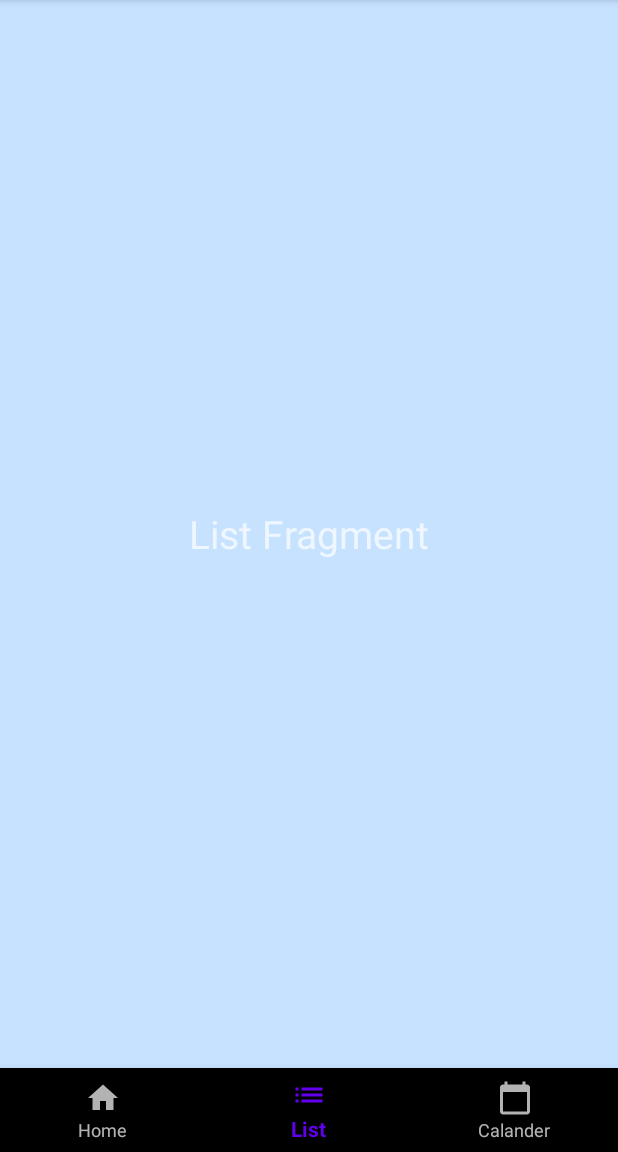
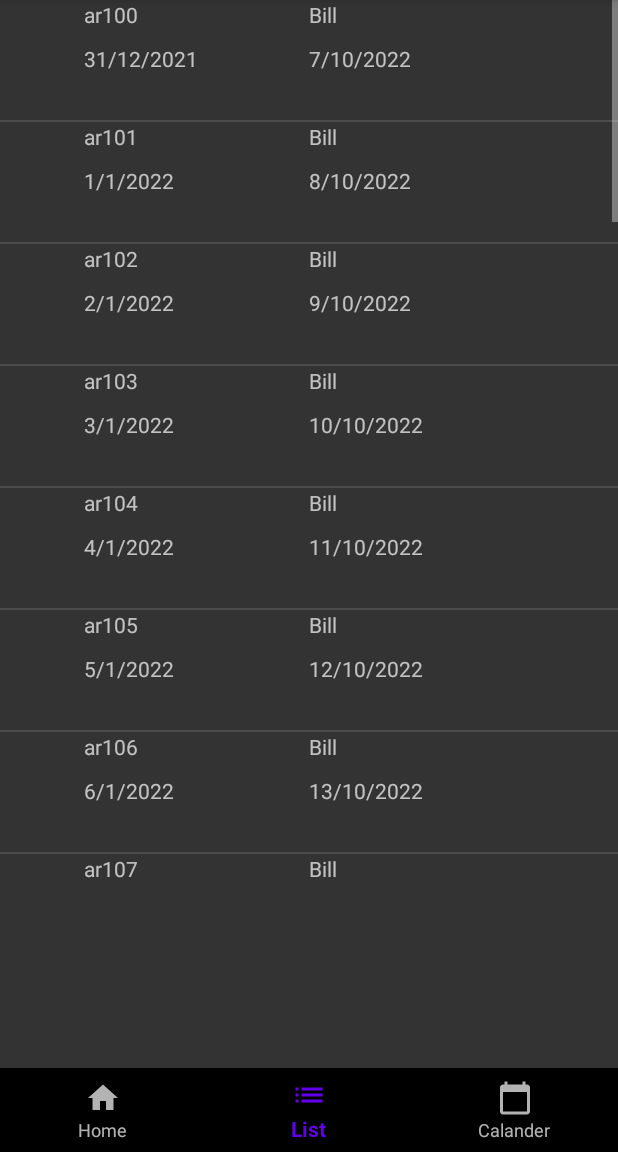
Before and after one commit to andrew-of-ulster/GestationApp, an Android app: the screen it shows after launch (MainActivity), item 2 of the bottom bar chosen, on a phone screen of 412 x 824 dp, the part 84-1236 px from its top. Run offline under Robolectric (Android 15) with nearby library versions, the phone set to English and light mode, and no system bars.

Commit message:
cow list fragment functioning

```diff
--- a/app/src/main/java/com/example/gestationapp/CowListActivity.java
+++ b/app/src/main/java/com/example/gestationapp/CowListActivity.java
@@ -15,7 +15,7 @@ public class CowListActivity extends AppCompatActivity {
     @Override
     protected void onCreate(Bundle savedInstanceState) {
         super.onCreate(savedInstanceState);
-        setContentView(R.layout.cow_list_layout);
+        setContentView(R.layout.list_layout);
 
         ArrayList<Cow> cows = new ArrayList<>();
         for(int i=0;i<30;i++){
--- a/app/src/main/java/com/example/gestationapp/ListFragment.java
+++ b/app/src/main/java/com/example/gestationapp/ListFragment.java
@@ -7,6 +7,10 @@ import androidx.fragment.app.Fragment;
 import android.view.LayoutInflater;
 import android.view.View;
 import android.view.ViewGroup;
+import android.widget.ListView;
+
+import java.util.ArrayList;
+import java.util.Date;
 
 /**
  * A simple {@link Fragment} subclass.
@@ -55,10 +59,29 @@ public class ListFragment extends Fragment {
         }
     }
 
+    CowAdapter adapter;
+    ListView listView;
+    View view;
+
     @Override
     public View onCreateView(LayoutInflater inflater, ViewGroup container,
                              Bundle savedInstanceState) {
         // Inflate the layout for this fragment
-        return inflater.inflate(R.layout.fragment_list, container, false);
+
+        view = inflater.inflate(R.layout.fragment_list, container, false);
+
+        ArrayList<Cow> cows = new ArrayList<>();
+        for(int i=0;i<30;i++){
+            Date today = new Date(2022,0,i);
+            Cow tempCow = new Cow("ar"+(i+100),today);
+            cows.add(tempCow);
+        }
+        adapter = new CowAdapter(getActivity(), cows);
+        listView = (ListView) view.findViewById(R.id.lvItems);
+        listView.setAdapter(adapter);
+
+
+
+        return view;
     }
 }
--- a/app/src/main/res/layout/fragment_calendar.xml
+++ b/app/src/main/res/layout/fragment_calendar.xml
@@ -30,7 +30,7 @@
         app:layout_constraintLeft_toLeftOf="parent"
         app:layout_constraintRight_toRightOf="parent"
         app:layout_constraintBottom_toBottomOf= "parent"
-        android:textSize="60sp"
+        android:textSize="60dp"
         />
 
 
--- a/app/src/main/res/layout/fragment_list.xml
+++ b/app/src/main/res/layout/fragment_list.xml
@@ -3,15 +3,26 @@
     xmlns:tools="http://schemas.android.com/tools"
     android:layout_width="match_parent"
     android:layout_height="match_parent"
-    android:background = "#C6E2FF"
+    android:background = "#333333"
     tools:context=".ListFragment">
 
     <!-- TODO: Update blank fragment layout -->
-    <TextView
-        android:layout_width="wrap_content"
-        android:layout_height="wrap_content"
-        android:text="List Fragment"
-        android:textSize = "26dp"
-        android:layout_gravity = "center" />
+    <ScrollView
+        android:layout_width="match_parent"
+        android:layout_height="match_parent"
+        android:scrollbars="none">
+
+        <LinearLayout
+            android:layout_width="match_parent"
+            android:layout_height="match_parent"
+            android:orientation="vertical">
+
+            <ListView
+                android:id="@+id/lvItems"
+                android:layout_width="match_parent"
+                android:layout_height="600dp"/>
+
+        </LinearLayout>
+    </ScrollView>
 
 </FrameLayout>
--- a/app/src/main/res/layout/cow_list_layout.xml
+++ b/app/src/main/res/layout/list_layout.xml
@@ -10,13 +10,13 @@
 
         <LinearLayout
             android:layout_width="match_parent"
-            android:layout_height="wrap_content"
+            android:layout_height="match_parent"
             android:orientation="vertical">
 
             <ListView
                 android:id="@+id/lvItems"
                 android:layout_width="match_parent"
-                android:layout_height="600dp"/>
+                android:layout_height="match_parent"/>
 
         </LinearLayout>
     </ScrollView>
```
